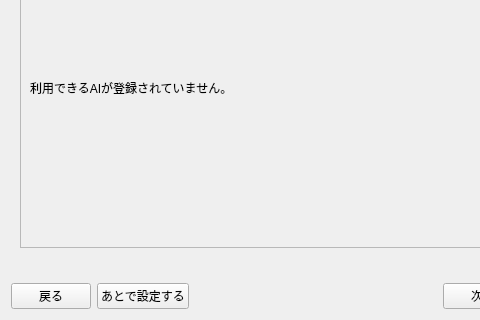
Above: ui/dialogs/setup/InitialSetupDialog.ui from Ikumyon/AutoLingua2 before the change; both pictures show x 0 to 480 and y 160 to 480 of the 620 by 480 pixel window. Below: the same form after it.
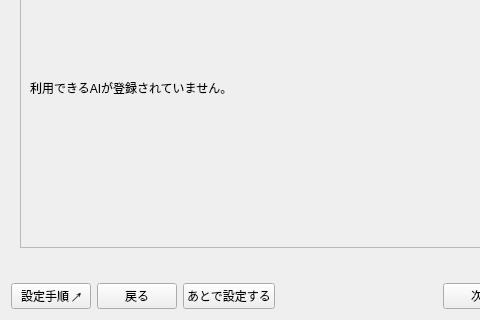
That is the form after the change.

Commit message: サムネイル編集・エクスポート機能および自動化トリガー機能の追加、各種UI・ガイドの更新

Diff of the .ui file:
```diff
--- a/ui/dialogs/setup/InitialSetupDialog.ui
+++ b/ui/dialogs/setup/InitialSetupDialog.ui
@@ -30,6 +30,7 @@
    </widget></item>
    <item><widget class="QLabel" name="labelError"><property name="text"><string/></property><property name="wordWrap"><bool>true</bool></property></widget></item>
    <item><layout class="QHBoxLayout" name="layoutNavigation">
+    <item><widget class="QPushButton" name="buttonGuideSetup"><property name="text"><string>設定手順 ↗</string></property><property name="toolTip"><string>オンラインガイドをブラウザで開きます。</string></property><property name="autoDefault"><bool>false</bool></property></widget></item>
     <item><widget class="QPushButton" name="buttonBack"><property name="text"><string>戻る</string></property><property name="autoDefault"><bool>false</bool></property></widget></item>
     <item><widget class="QPushButton" name="buttonSkip"><property name="text"><string>あとで設定する</string></property><property name="autoDefault"><bool>false</bool></property></widget></item>
     <item><spacer name="navigationSpacer"><property name="orientation"><enum>Qt::Orientation::Horizontal</enum></property><property name="sizeHint"><size><width>40</width><height>20</height></size></property></spacer></item>
```
The commit also changes 125 other files.
